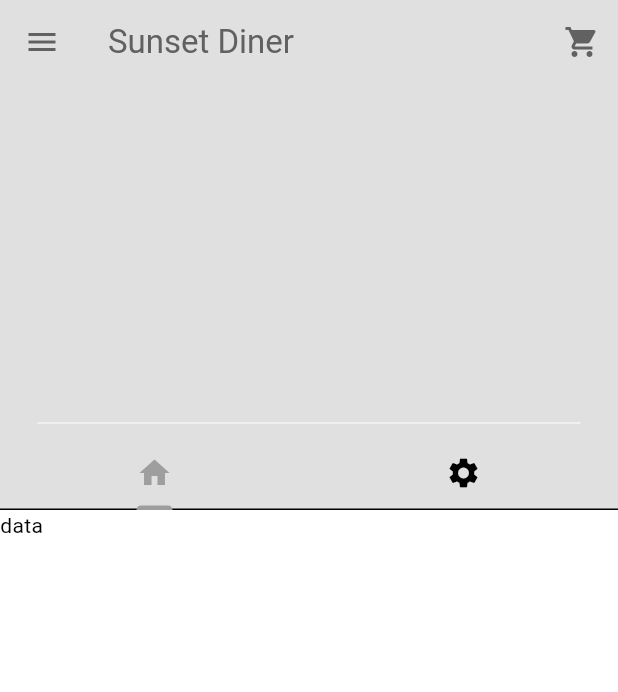
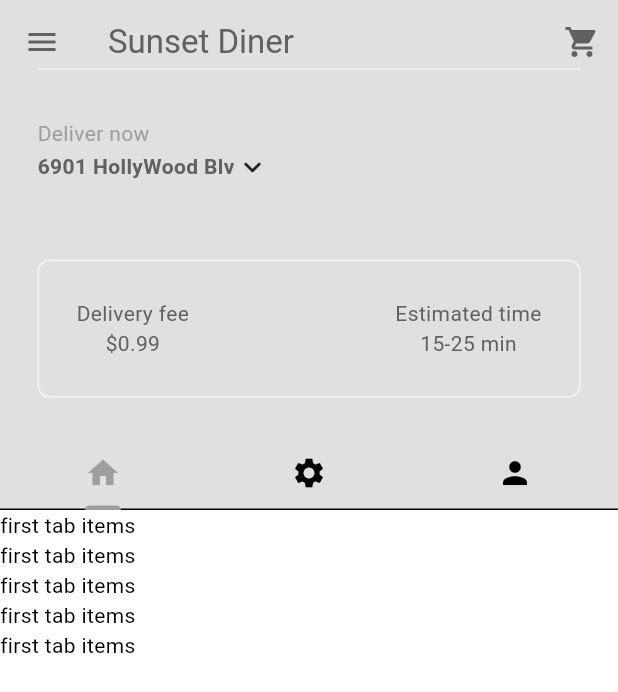
Before and after one commit to famton-repo/flutter, a Flutter app: the HomePage screen opened directly, in the side drawer, after a tap on "H O M E", on a phone screen of 412 x 824 dp. Shown: the top 692 px of the screen. Run offline on Flutter 3.47's test engine with Material 3 defaults, Android fonts, the phone set to English and light mode, and no system bars.

Commit message:
change the file

```diff
--- a/lib/components/my_drawer_title.dart
+++ b/lib/components/my_drawer_title.dart
@@ -16,14 +16,15 @@ class MyDrawerTile extends StatelessWidget {
     return Padding(
       padding: const EdgeInsets.only(left: 25.0),
       child: ListTile(
-        leading:Icon(Icons.home),
-        title: Text(
+        leading: Icon(Icons.home),
+        trailing: Icon(Icons.arrow_forward_ios),
+      title: Text(
           text,
           style: TextStyle(
             color: Theme.of(context).colorScheme.inversePrimary,
           ),
         ),
-        onTap: (){
+        onTap: () {
           Navigator.pop(context);
         },
       ),
--- a/lib/components/my_tab_bar.dart
+++ b/lib/components/my_tab_bar.dart
@@ -16,14 +16,16 @@ class MyTabBar extends StatelessWidget {
         tabs: [
           // 1st tab
           Tab(
-  icon:Icon(Icons.home),
-
+            icon: Icon(Icons.home),
           ),
           // 2nd tab
           Tab(
-          icon: Icon(Icons.settings),
+            icon: Icon(Icons.settings),
           ),
-
+          // 3nd tab
+          Tab(
+            icon: Icon(Icons.person),
+          ),
         ],
       ),
     );
--- a/lib/main.dart
+++ b/lib/main.dart
@@ -2,6 +2,7 @@ import 'package:famton_app/themes/theme_provider.dart';
 import 'package:flutter/material.dart';
 import 'package:provider/provider.dart';
 import 'package:famton_app/auth/login_or_register.dart';
+
 
 void main() {
   runApp(
--- a/lib/pages/home_page.dart
+++ b/lib/pages/home_page.dart
@@ -1,7 +1,11 @@
+import 'package:famton_app/components/my_current_location.dart';
+import 'package:famton_app/components/my_description_box.dart';
 import 'package:famton_app/components/my_tab_bar.dart';
+import 'package:famton_app/pages/menu_page.dart';
 import 'package:flutter/material.dart';
 import 'package:famton_app/components/my_drawer.dart';
 import 'package:famton_app/components/my_sliver_app.dart';
+import 'package:famton_app/pages/settings_page.dart';
 
 class HomePage extends StatefulWidget {
   const HomePage({super.key});
@@ -10,26 +14,28 @@ class HomePage extends StatefulWidget {
   State<HomePage> createState() => HomePageState();
 }
 
-class HomePageState extends State<HomePage> with SingleTickerProviderStateMixin {
-   late final TabController _tabController;
+class HomePageState extends State<HomePage>
+    with SingleTickerProviderStateMixin {
+  late final TabController _tabController;
   @override
-  void initState(){
+  void initState() {
     super.initState();
-    _tabController = TabController(length: 2, vsync: this);
+    _tabController = TabController(length: 3, vsync: this);
+  }
 
+  @override
+  void dispose() {
+    _tabController.dispose();
+    super.dispose();
   }
-    @override
-    void dispose() {
-      _tabController.dispose();
-      super.dispose();
-    }
+
   Widget build(BuildContext context) {
     return Scaffold(
       drawer: MyDrawer(),
       body: NestedScrollView(
         headerSliverBuilder: (context, innerBoxIsScrolled) => [
           MySliverAppBar(
-            title:MyTabBar(tabController: _tabController),
+            title: MyTabBar(tabController: _tabController),
             child: Column(
               mainAxisAlignment: MainAxisAlignment.end,
               children: [
@@ -38,14 +44,33 @@ class HomePageState extends State<HomePage> with SingleTickerProviderStateMixin
                   endIndent: 25,
                   color: Theme.of(context).colorScheme.secondary,
                 ),
-
-                // my current location
+                // switch address
+                MyCurrentLocation(),
+                // description box
+                const MyDescriptionBox(),
               ],
             ),
-
           ),
         ],
-        body: Text('data'),
+        body: TabBarView(
+          controller: _tabController,
+          children: [
+            ListView.builder(
+              itemCount: 5,
+              itemBuilder: (context, index)=>Text("first tab items"),
+              ),
+              ListView.builder(
+              itemCount: 5,
+              itemBuilder: (context, index)=>Text("second tab items"),
+              ),
+              ListView.builder(
+              itemCount: 5,
+              itemBuilder: (context, index)=>Text("third tab items"),
+              ),
+
+
+          ],
+        ),
       ),
     );
   }
```
Also changed, not shown: lib/components/my_drawer.dart (+12 -3 lines), lib/models/food.dart (added, +34 -0 lines), lib/pages/menu_page.dart (added, +22 -0 lines), lib/pages/settings_page.dart (+19 -15 lines), lib/images/cheese burger.jpg (added), 1 other file.
